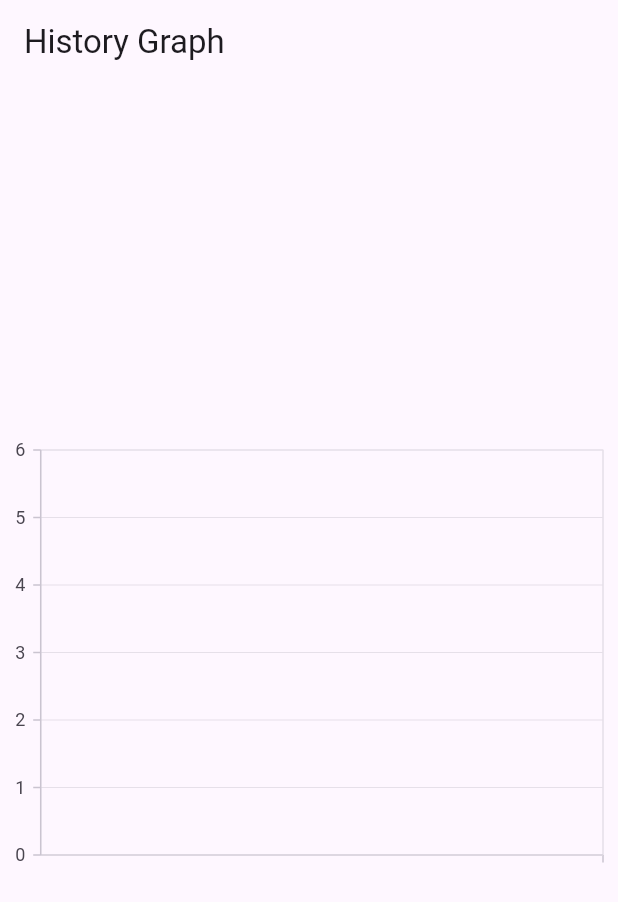
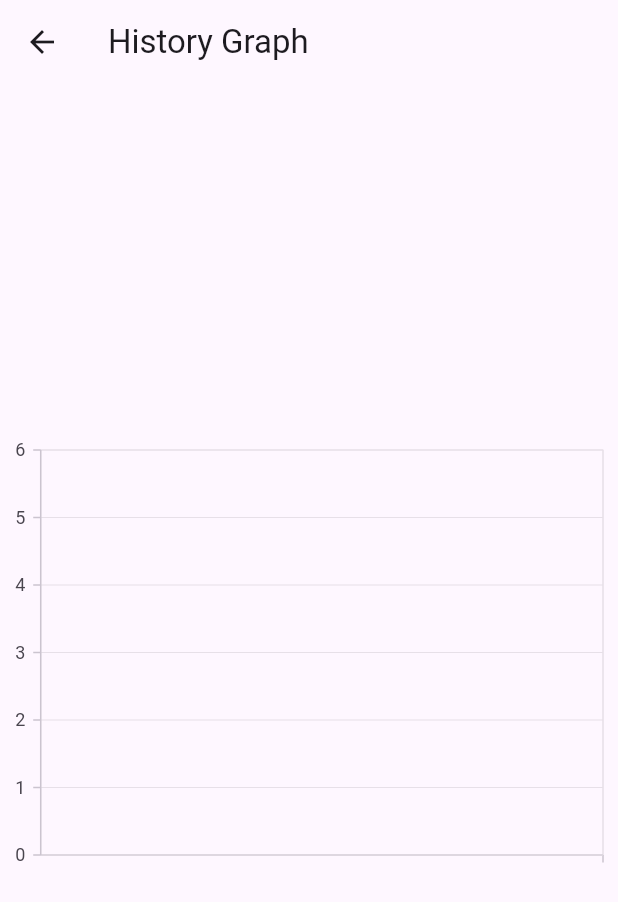
Before and after one commit to Uberkell/Health_App, a Flutter app: the screen it shows after launch, after a tap on "See Graph", on a phone screen of 412 x 824 dp. Shown: the top 902 px of the screen. Run offline on Flutter 3.47's test engine with Material 3 defaults, Android fonts, the phone set to English and light mode, and no system bars; our stand-ins replace cloud_firestore, firebase_auth, firebase_core, firebase_storage, flutter_local_notifications, image_picker and 4 more; accounts and stored records are empty.

Commit message:
Fixed appbar so back button appears

```diff
--- a/lib/pages/Graph_Page.dart
+++ b/lib/pages/Graph_Page.dart
@@ -9,9 +9,7 @@ class GraphTest extends StatelessWidget {
   GraphTest createState() => GraphTest();
 
   Widget build(BuildContext context) {
-    return MaterialApp(
-      title: 'History Graph',
-      home: Scaffold(
+    return Scaffold(
         appBar: AppBar(
           title: Text('History Graph'),
         ),
@@ -21,7 +19,6 @@ class GraphTest extends StatelessWidget {
             child: TheLineChart(),
           ),
         ),
-      ),
     );
   }
 }
```
